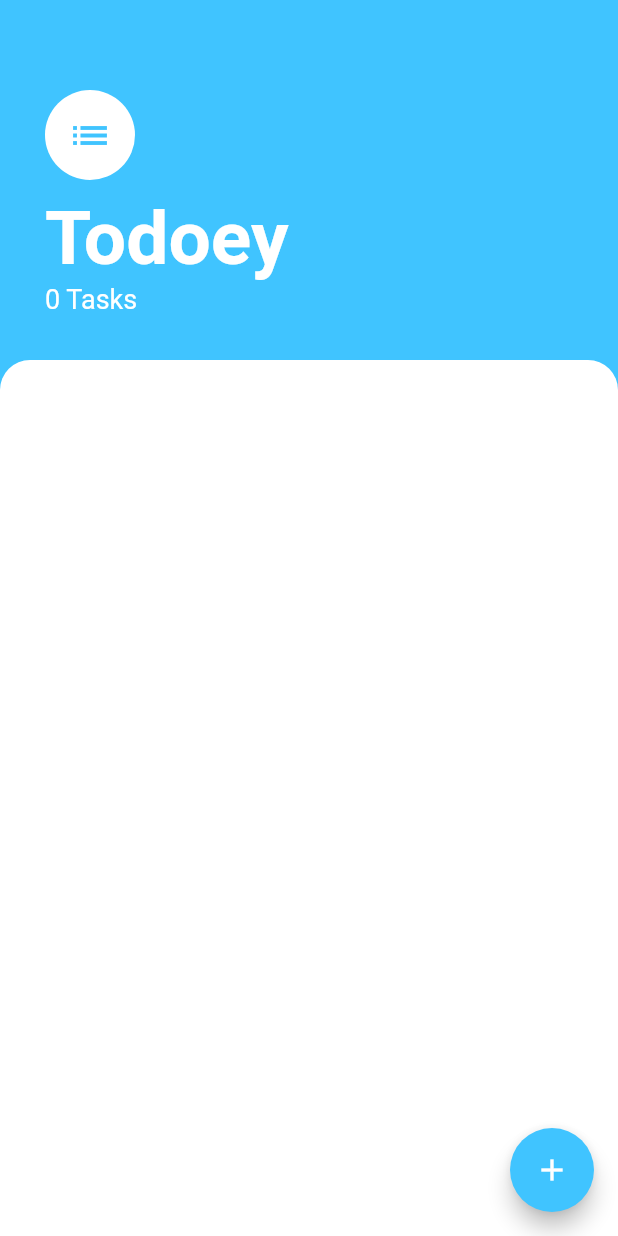
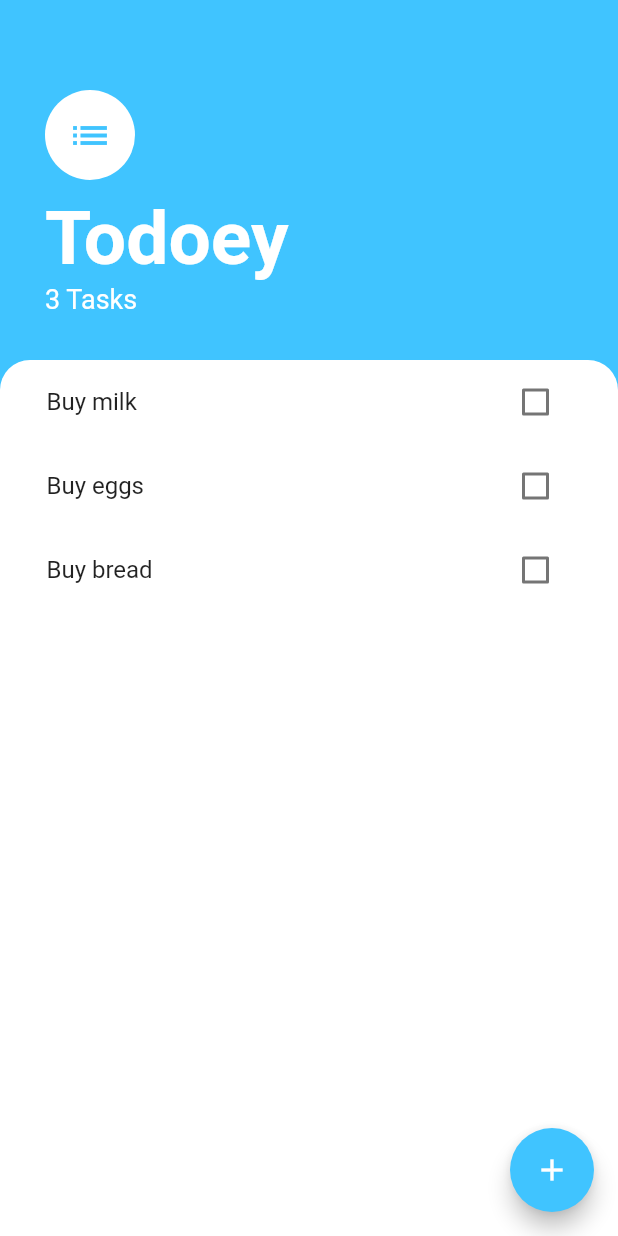
Before and after one commit to salvadorlemus/Flutter, a Flutter app: the TaskScreen screen opened directly, on a phone screen of 412 x 824 dp. Run offline on Flutter 3.47's test engine with Material 2 defaults, Android fonts, the phone set to English and light mode, and no system bars; statements that could not run were skipped.

Commit message:
Import the provider 6.0.5 package to pass data between classes more easily. Refactor code to use the provider package. Create new taskDataClass, that class is the one we are going to provide through our Widget three.

```diff
--- /dev/null
+++ b/lib/Models/taskData.dart
@@ -0,0 +1,13 @@
+import 'package:flutter/foundation.dart';
+import 'package:base/Models/task.dart';
+
+// Extending ChangeNotifier allows us to use the notifyListeners() method
+// which will notify all listeners of changes to the data and read the values inside
+// the ChangeNotifier class from other classes
+class TaskData extends ChangeNotifier {
+  List<Task> taskList = [
+    Task(name: 'Buy milk'),
+    Task(name: 'Buy eggs'),
+    Task(name: 'Buy bread'),
+  ];
+}
--- a/lib/Screens/taskScreen.dart
+++ b/lib/Screens/taskScreen.dart
@@ -1,26 +1,20 @@
-import 'package:base/Models/task.dart';
+import 'package:base/Models/taskData.dart';
 import 'package:base/Screens/addTaskScreen.dart';
 import 'package:flutter/material.dart';
 import 'package:base/UI/TaskList.dart';
+import 'package:provider/provider.dart';
 
-class TaskScreen extends StatefulWidget {
-  const TaskScreen({super.key});
-
-  @override
-  State<TaskScreen> createState() => _TaskScreenState();
-}
-
-class _TaskScreenState extends State<TaskScreen> {
-  List<Task> taskList = [];
-
+class TaskScreen extends StatelessWidget {
   void addTaskToList(String taskName) {
     // print('addTaskToList $taskName');
-    setState(() {
-      taskList.add(Task(name: taskName));
-    });
+    // Using the Provider.of method to access the taskList in the TaskData class
+    // And add a new task to the list
+    // setState(() {
+    //   Provider.of<TaskData>(context).taskList.add(Task(name: taskName));
+    // });
 
     // Hide the bottom sheet
-    Navigator.pop(context);
+    // Navigator.pop(context);
   }
 
   @override
@@ -55,7 +49,9 @@ class _TaskScreenState extends State<TaskScreen> {
                       fontWeight: FontWeight.w700),
                 ),
                 Text(
-                  '${taskList.length} Tasks',
+                  // Using the Provider.of method to access the taskList in the
+                  // TaskData class
+                  '${Provider.of<TaskData>(context).taskList.length} Tasks',
                   style: const TextStyle(
                     fontSize: 18.0,
                     color: Colors.white,
@@ -76,7 +72,9 @@ class _TaskScreenState extends State<TaskScreen> {
                 ),
               ),
               child: Scrollbar(
-                child: TaskList(taskList: taskList),
+                // Using the Provider.of method to access the taskList and pass
+                // it to the TaskList widget
+                child: TaskList(),
               ),
             ),
           )
--- a/lib/UI/TaskList.dart
+++ b/lib/UI/TaskList.dart
@@ -1,18 +1,9 @@
-import 'package:base/Models/task.dart';
 import 'package:flutter/material.dart';
 import 'package:base/UI/taskTile.dart';
+import 'package:base/Models/taskData.dart';
+import 'package:provider/provider.dart';
 
-class TaskList extends StatefulWidget {
-  const TaskList({super.key, required this.taskList});
-
-  // Reference so we can use a task list in my constructor
-  final List<Task> taskList;
-
-  @override
-  _TaskListState createState() => _TaskListState();
-}
-
-class _TaskListState extends State<TaskList> {
+class TaskList extends StatelessWidget {
   @override
   Widget build(BuildContext context) {
     // A list builder is used to build a list of widgets from a list of data
@@ -20,19 +11,17 @@ class _TaskListState extends State<TaskList> {
     return ListView.builder(
       itemBuilder: (context, index) {
         return TaskTile(
-          // In order to access the taskList in the TaskTile widget we need to
-          // use the widget. prefix so it knows we are referring to the Widget that
-          // this class is extending
-          taskName: widget.taskList[index].name,
-          isChecked: widget.taskList[index].isDone,
+          // Using the Provider.of method to access the taskList in the TaskData class
+          taskName: Provider.of<TaskData>(context).taskList[index].name,
+          isChecked: Provider.of<TaskData>(context).taskList[index].isDone,
           checkboxCallback: () {
-            setState(() {
-              widget.taskList[index].toggleDone();
-            });
+            // setState(() {
+            //   Provider.of<TaskData>(context).taskList[index].toggleDone();
+            // });
           },
         );
       },
-      itemCount: widget.taskList.length,
+      itemCount: Provider.of<TaskData>(context).taskList.length,
     );
   }
 }
--- a/lib/main.dart
+++ b/lib/main.dart
@@ -1,4 +1,6 @@
+import 'package:base/Models/taskData.dart';
 import 'package:flutter/material.dart';
+import 'package:provider/provider.dart';
 import '../screens/taskScreen.dart';
 
 void main() => runApp(MyApp());
@@ -8,8 +10,14 @@ class MyApp extends StatelessWidget {
 
   @override
   Widget build(BuildContext context) {
-    return MaterialApp(
-      home: TaskScreen(),
+    // Wrap everything in a ChangeNotifierProvider so that we can use the
+    // ChangeNotifierProvider.of(context) method to access the ChangeNotifier
+    // class
+    return ChangeNotifierProvider(
+      create: (context) => TaskData(),
+      child: MaterialApp(
+        home: TaskScreen(),
+      ),
     );
   }
 }
--- a/pubspec.yaml
+++ b/pubspec.yaml
@@ -13,6 +13,7 @@ dependencies:
     sdk: flutter
 
   cupertino_icons: ^1.0.2
+  provider: ^6.0.5
 
 dev_dependencies:
   flutter_test:
```
Also changed, not shown: pubspec.lock.
